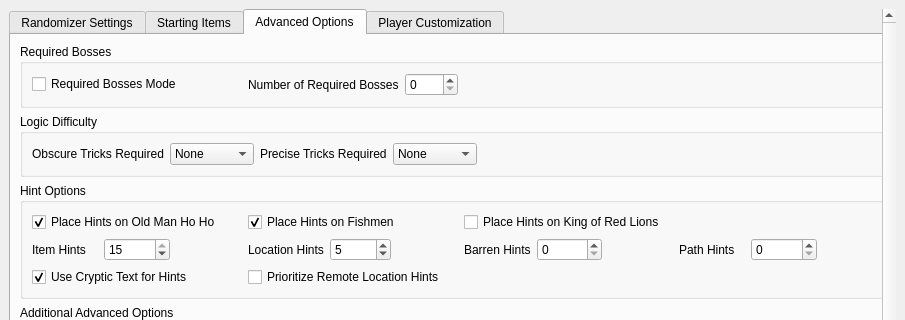
First picture: the form in wwr_ui/randomizer_window.ui, repository LagoLunatic/wwrando, before the edit; both pictures show x 0 to 905 and y 0 to 320 of the 905 by 744 pixel window.
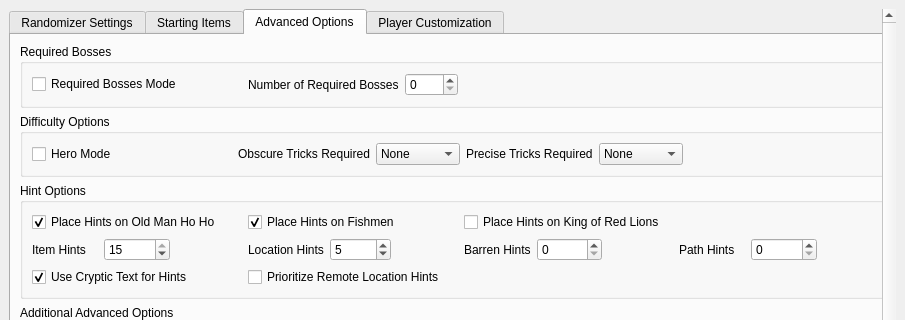
Second picture: the form after the edit. The open tabs and pages were chosen to show the change. Custom widgets are drawn as their Qt base class.

Commit message:
Add Hero Mode difficulty option
fixes #67

Patch:
```diff
--- a/wwr_ui/randomizer_window.ui
+++ b/wwr_ui/randomizer_window.ui
@@ -902,9 +902,16 @@
             <item>
              <widget class="QGroupBox" name="groupBox_9">
               <property name="title">
-               <string>Logic Difficulty</string>
+               <string>Difficulty Options</string>
               </property>
               <layout class="QHBoxLayout" name="horizontalLayout_22">
+               <item>
+                <widget class="QCheckBox" name="hero_mode">
+                 <property name="text">
+                  <string>Hero Mode</string>
+                 </property>
+                </widget>
+               </item>
                <item>
                 <layout class="QHBoxLayout" name="horizontalLayout_20">
                  <item>
@@ -978,9 +985,6 @@
                <item>
                 <widget class="QWidget" name="widget_10" native="true"/>
                </item>
-               <item>
-                <widget class="QWidget" name="widget_13" native="true"/>
-               </item>
               </layout>
              </widget>
             </item>
```
The commit also changes 15 other files.
